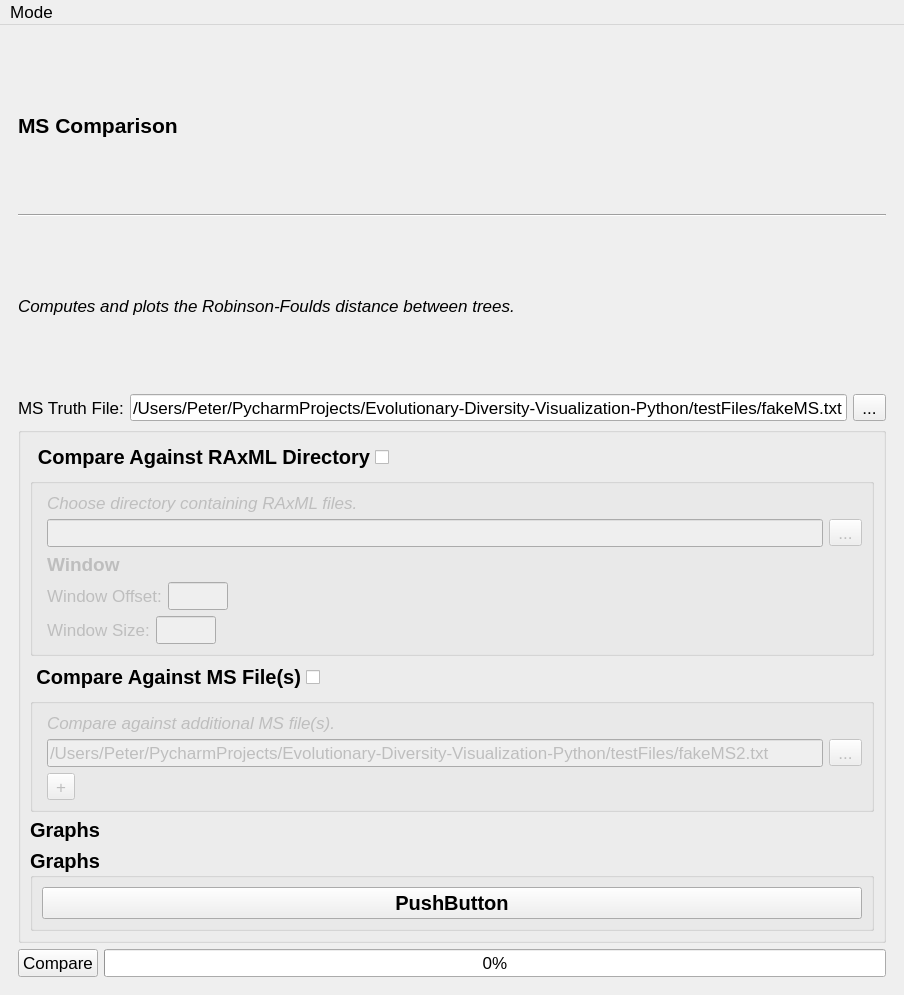
PeterDulworth/PhyloVis, file module/gui_layout.ui: the form before one commit.
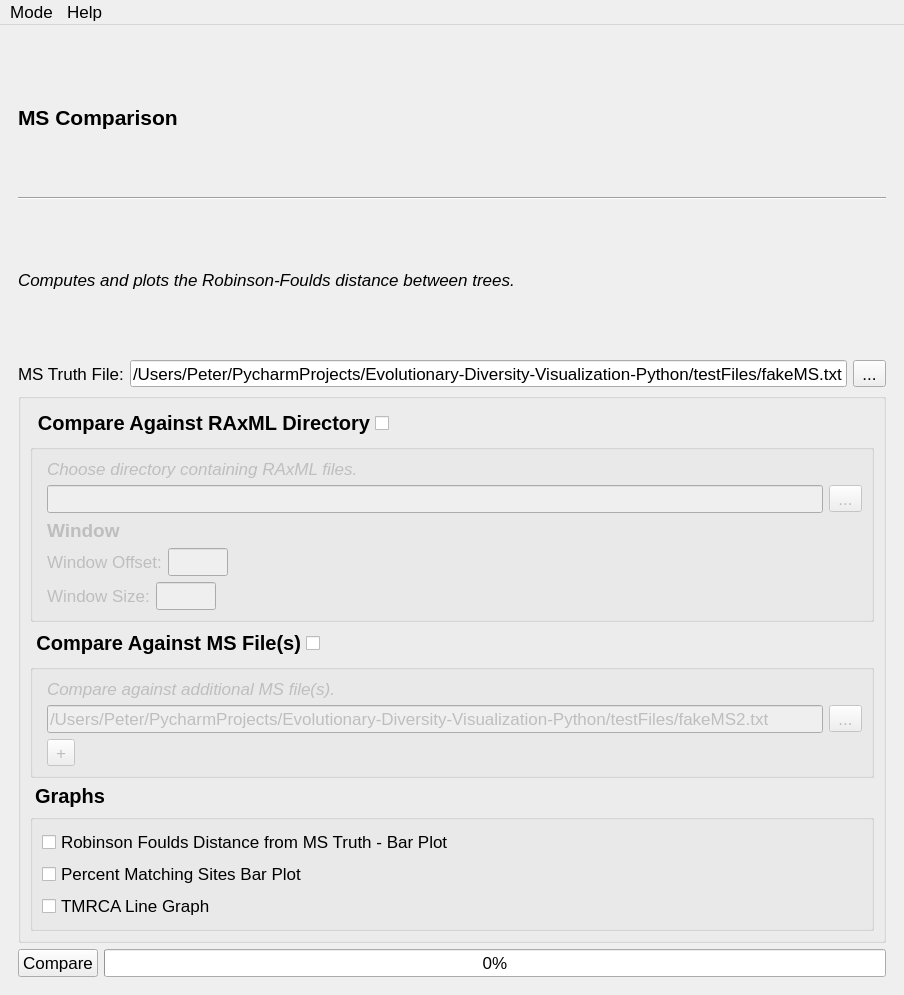
The form after the commit.

Commit message: ADDED NEW DETAILED HELP MENU RECURSIVE OK

The edit to the form file:
```diff
--- a/module/gui_layout.ui
+++ b/module/gui_layout.ui
@@ -2638,6 +2638,9 @@
              </item>
              <item>
               <layout class="QHBoxLayout" name="horizontalLayout_33">
+               <property name="leftMargin">
+                <number>5</number>
+               </property>
                <item>
                 <widget class="QLabel" name="label_24">
                  <property name="font">
@@ -2653,25 +2656,52 @@
                  </property>
                 </widget>
                </item>
+               <item>
+                <spacer name="horizontalSpacer_21">
+                 <property name="orientation">
+                  <enum>Qt::Horizontal</enum>
+                 </property>
+                 <property name="sizeHint" stdset="0">
+                  <size>
+                   <width>40</width>
+                   <height>20</height>
+                  </size>
+                 </property>
+                </spacer>
+               </item>
               </layout>
              </item>
              <item>
               <widget class="QGroupBox" name="groupBox">
                <property name="font">
                 <font>
-                 <pointsize>15</pointsize>
-                 <weight>75</weight>
-                 <bold>true</bold>
+                 <pointsize>13</pointsize>
+                 <weight>50</weight>
+                 <bold>false</bold>
                 </font>
                </property>
                <property name="title">
-                <string>Graphs</string>
+                <string/>
                </property>
                <layout class="QVBoxLayout" name="verticalLayout_13">
                 <item>
-                 <widget class="QPushButton" name="pushButton">
+                 <widget class="QCheckBox" name="checkboxRobinsonFouldsBarPlot">
                   <property name="text">
-                   <string>PushButton</string>
+                   <string>Robinson Foulds Distance from MS Truth - Bar Plot</string>
+                  </property>
+                 </widget>
+                </item>
+                <item>
+                 <widget class="QCheckBox" name="checkboxPercentMatchingSitesGraph">
+                  <property name="text">
+                   <string>Percent Matching Sites Bar Plot</string>
+                  </property>
+                 </widget>
+                </item>
+                <item>
+                 <widget class="QCheckBox" name="checkboxTMRCAGraph">
+                  <property name="text">
+                   <string>TMRCA Line Graph</string>
                   </property>
                  </widget>
                 </item>
@@ -3150,7 +3180,14 @@
     <addaction name="actionMS"/>
     <addaction name="actionDStatistic"/>
    </widget>
+   <widget class="QMenu" name="menuHelp">
+    <property name="title">
+     <string>Help</string>
+    </property>
+    <addaction name="actionDocumentation"/>
+   </widget>
    <addaction name="menuMode"/>
+   <addaction name="menuHelp"/>
   </widget>
   <action name="actionRax">
    <property name="checkable">
```
Left out of the diff: 7 changed lines with no effect on the pictures. The commit also changes 5 other files.
